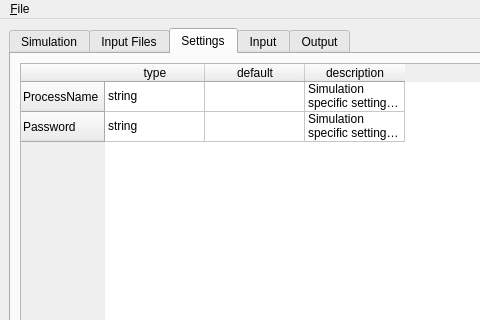
This is foqus_lib/gui/sinter/sinter_config.ui in CCSI-Toolset/FOQUS as Qt 5 draws it before an edit; both pictures show x 0 to 480 and y 0 to 320 of the 1011 by 866 pixel window. The edited form follows.
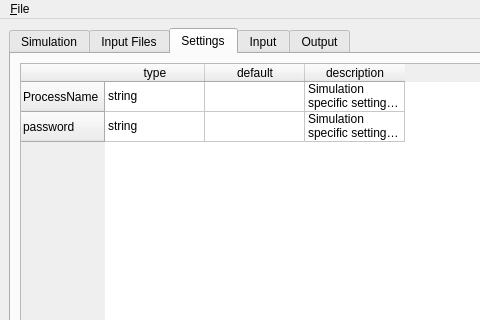
This is the edited form. The open tabs and pages were chosen to show the change.

Commit message: Tables of input and output a bit more functional

```diff
--- a/foqus_lib/gui/sinter/sinter_config.ui
+++ b/foqus_lib/gui/sinter/sinter_config.ui
@@ -377,7 +377,7 @@
           </row>
           <row>
            <property name="text">
-            <string>Password</string>
+            <string>password</string>
            </property>
           </row>
           <column>
@@ -419,6 +419,9 @@
            </property>
           </item>
           <item row="1" column="1">
+           <property name="text">
+            <string/>
+           </property>
            <property name="flags">
             <set>ItemIsSelectable|ItemIsEditable|ItemIsDragEnabled|ItemIsUserCheckable|ItemIsEnabled</set>
            </property>
```
Left out of the diff: 10 changed lines with no effect on the pictures. The commit also changes 1 other file.
